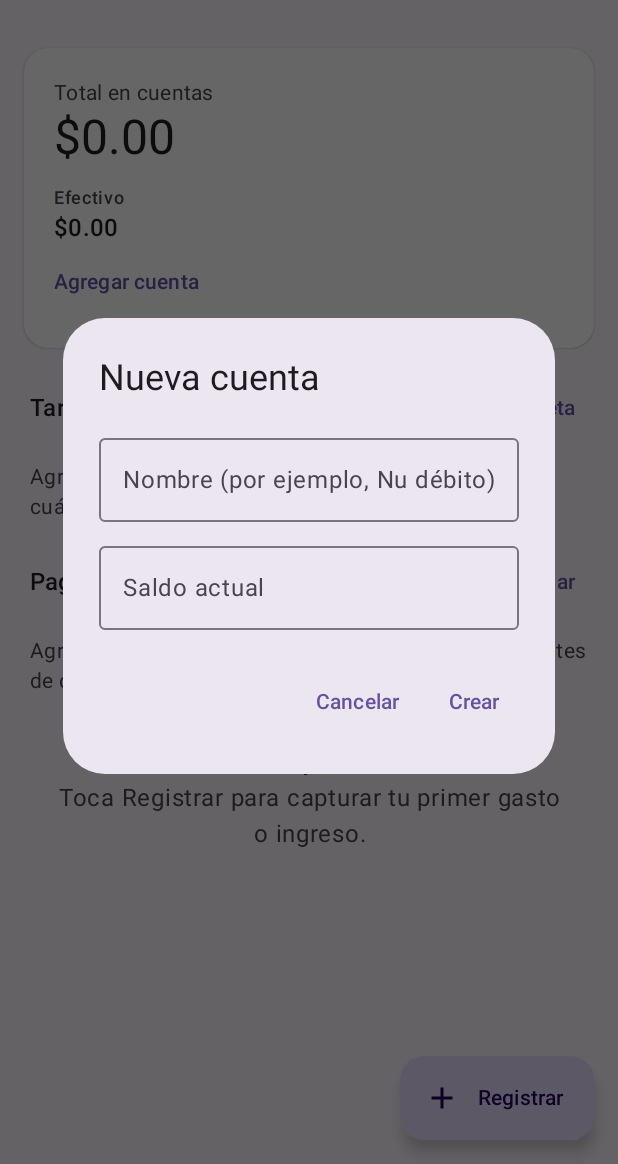
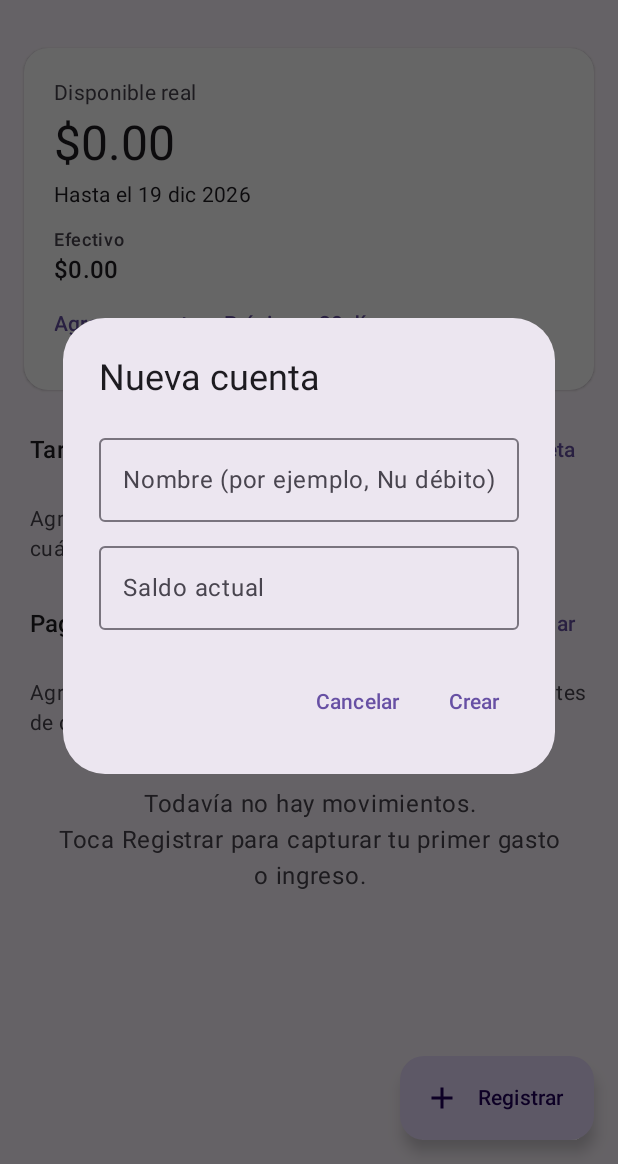
Before and after one commit to Joako601/Finanzas, an Android app built with Jetpack Compose: the composable PantallaMovimientos shown on its own in the app's theme, after a tap on "Agregar cuenta", on a phone screen of 412 x 824 dp, the part 72-1236 px from its top. Run offline under Robolectric (Android 15) with nearby library versions, the phone set to English and light mode, and no system bars.

Commit message:
feat(app): disponible real en la tarjeta de saldos y hoja de próximos 30 días
- La tarjeta de saldos muestra el disponible real, hasta cuándo (tu
  próximo ingreso o 30 días), cuánto hay en cuentas y cuánto está por
  pagar, y avisa el primer día en que no alcanzaría.
- "Próximos 30 días": hoja inferior con dos grupos (lo que cuenta para el
  disponible y lo que viene después), saldo proyectado tras cada evento y
  etiquetas de aproximado, estimado y vencido.
- Pago de tarjeta con signo menos en color neutro: saca dinero del débito,
  pero no es un gasto nuevo (diseno-finanzas, sección 4).
- LineaDeTiempoViewModel solo junta datos existentes; sin cambios en la
  base de datos.
- versionCode 6 (0.1.0-dev.6).

Sin revisar todavía en dispositivo.

```diff
--- a/app/build.gradle.kts
+++ b/app/build.gradle.kts
@@ -15,8 +15,8 @@ android {
         applicationId = "io.github.joako601.finanzas"
         minSdk = libs.versions.minSdk.get().toInt()
         targetSdk = libs.versions.targetSdk.get().toInt()
-        versionCode = 5
-        versionName = "0.1.0-dev.5"
+        versionCode = 6
+        versionName = "0.1.0-dev.6"
     }
 
     buildTypes {
--- a/app/src/main/kotlin/io/github/joako601/finanzas/ui/movimientos/PantallaMovimientos.kt
+++ b/app/src/main/kotlin/io/github/joako601/finanzas/ui/movimientos/PantallaMovimientos.kt
@@ -30,6 +30,7 @@ import androidx.compose.runtime.Composable
 import androidx.compose.runtime.getValue
 import androidx.compose.runtime.mutableStateOf
 import androidx.compose.runtime.remember
+import androidx.compose.runtime.saveable.rememberSaveable
 import androidx.compose.runtime.setValue
 import androidx.compose.ui.Alignment
 import androidx.compose.ui.Modifier
@@ -41,6 +42,7 @@ import androidx.compose.ui.unit.dp
 import androidx.lifecycle.compose.collectAsStateWithLifecycle
 import androidx.lifecycle.viewmodel.compose.viewModel
 import io.github.joako601.finanzas.R
+import io.github.joako601.finanzas.core.domain.disponible.LineaDeTiempo
 import io.github.joako601.finanzas.core.domain.libro.ClaseMovimiento
 import io.github.joako601.finanzas.core.domain.libro.ClaseRegistro
 import io.github.joako601.finanzas.core.domain.libro.MovimientoResumido
@@ -48,6 +50,9 @@ import io.github.joako601.finanzas.core.domain.libro.TipoCuenta
 import io.github.joako601.finanzas.ui.componentes.IconoEnCirculo
 import io.github.joako601.finanzas.ui.componentes.TarjetaFinanzas
 import io.github.joako601.finanzas.ui.componentes.iconoDe
+import io.github.joako601.finanzas.ui.disponible.HojaLineaDeTiempo
+import io.github.joako601.finanzas.ui.disponible.LineaDeTiempoViewModel
+import io.github.joako601.finanzas.ui.disponible.ResumenDisponible
 import io.github.joako601.finanzas.ui.formatoCorto
 import io.github.joako601.finanzas.ui.formatoEncabezado
 import io.github.joako601.finanzas.ui.hoy
@@ -93,6 +98,7 @@ fun PantallaMovimientos(
     viewModel: MovimientosViewModel = viewModel(factory = MovimientosViewModel.Fabrica),
     tarjetasViewModel: TarjetasViewModel = viewModel(factory = TarjetasViewModel.Fabrica),
     recurrentesViewModel: RecurrentesViewModel = viewModel(factory = RecurrentesViewModel.Fabrica),
+    lineaDeTiempoViewModel: LineaDeTiempoViewModel = viewModel(factory = LineaDeTiempoViewModel.Fabrica),
 ) {
     val estado by viewModel.estado.collectAsStateWithLifecycle()
     val captura by viewModel.captura.collectAsStateWithLifecycle()
@@ -104,6 +110,8 @@ fun PantallaMovimientos(
     val estadoRecurrentes by recurrentesViewModel.estado.collectAsStateWithLifecycle()
     val nuevoRecurrente by recurrentesViewModel.nuevo.collectAsStateWithLifecycle()
     val registroRecurrente by recurrentesViewModel.registro.collectAsStateWithLifecycle()
+    val estadoLinea by lineaDeTiempoViewModel.estado.collectAsStateWithLifecycle()
+    var verLineaDeTiempo by rememberSaveable { mutableStateOf(false) }
     var porEliminar by remember { mutableStateOf<MovimientoResumido?>(null) }
 
     ContenidoMovimientos(
@@ -111,6 +119,8 @@ fun PantallaMovimientos(
         estadoTarjetas = estadoTarjetas,
         onRegistrar = viewModel::abrirCaptura,
         onAgregarCuenta = viewModel::abrirNuevaCuenta,
+        lineaDeTiempo = estadoLinea.linea,
+        onVerLineaDeTiempo = { verLineaDeTiempo = true },
         accionesTarjetas = AccionesTarjetas(
             agregar = tarjetasViewModel::abrirNuevaTarjeta,
             pagar = tarjetasViewModel::abrirPago,
@@ -123,6 +133,10 @@ fun PantallaMovimientos(
         ),
         onTocarMovimiento = { porEliminar = it },
     )
+
+    if (verLineaDeTiempo) {
+        HojaLineaDeTiempo(estado = estadoLinea, onCerrar = { verLineaDeTiempo = false })
+    }
 
     nuevoRecurrente?.let { actual ->
         DialogoNuevoRecurrente(
@@ -243,6 +257,8 @@ fun ContenidoMovimientos(
     estadoTarjetas: EstadoTarjetas,
     onRegistrar: () -> Unit,
     onAgregarCuenta: () -> Unit,
+    lineaDeTiempo: LineaDeTiempo?,
+    onVerLineaDeTiempo: () -> Unit,
     accionesTarjetas: AccionesTarjetas,
     estadoRecurrentes: EstadoRecurrentes,
     accionesRecurrentes: AccionesRecurrentes,
@@ -277,7 +293,7 @@ fun ContenidoMovimientos(
             ),
         ) {
             item(key = "saldos") {
-                TarjetaSaldos(estado, onAgregarCuenta)
+                TarjetaSaldos(estado, lineaDeTiempo, onAgregarCuenta, onVerLineaDeTiempo)
             }
 
             if (estadoTarjetas.tarjetas.isNotEmpty()) {
@@ -342,16 +358,29 @@ fun ContenidoMovimientos(
     }
 }
 
+/**
+ * Saldos: el disponible real arriba (o el total en cuentas mientras se calcula), las
+ * cuentas debajo, y las acciones de agregar cuenta y ver los próximos 30 días.
+ */
 @Composable
-private fun TarjetaSaldos(estado: EstadoMovimientos, onAgregarCuenta: () -> Unit) {
+private fun TarjetaSaldos(
+    estado: EstadoMovimientos,
+    linea: LineaDeTiempo?,
+    onAgregarCuenta: () -> Unit,
+    onVerLineaDeTiempo: () -> Unit,
+) {
     TarjetaFinanzas(Modifier.fillMaxWidth().padding(16.dp)) {
         Column(Modifier.padding(20.dp)) {
+            if (linea != null) {
+                ResumenDisponible(linea)
+            } else {
                 Text(
                     stringResource(R.string.total_en_cuentas),
                     style = MaterialTheme.typography.bodyMedium,
                     color = MaterialTheme.colorScheme.onSurfaceVariant,
                 )
                 Text(estado.totalEnCuentas.formatear(), style = MaterialTheme.typography.headlineLarge)
+            }
             Spacer(Modifier.height(12.dp))
             FlowRow(horizontalArrangement = Arrangement.spacedBy(24.dp), verticalArrangement = Arrangement.spacedBy(8.dp)) {
                 estado.cuentasDeDinero.forEach { (cuenta, saldo) ->
@@ -361,8 +390,13 @@ private fun TarjetaSaldos(estado: EstadoMovimientos, onAgregarCuenta: () -> Unit
                     }
                 }
             }
+            FlowRow(horizontalArrangement = Arrangement.spacedBy(16.dp)) {
                 TextButton(onClick = onAgregarCuenta, contentPadding = PaddingValues(0.dp)) {
                     Text(stringResource(R.string.agregar_cuenta))
+                }
+                TextButton(onClick = onVerLineaDeTiempo, contentPadding = PaddingValues(0.dp), enabled = linea != null) {
+                    Text(stringResource(R.string.proximos_30_dias))
+                }
             }
         }
     }
--- a/app/src/main/res/values/strings.xml
+++ b/app/src/main/res/values/strings.xml
@@ -126,6 +126,26 @@
     <string name="omitir">Omitir esta vez</string>
     <string name="ayuda_omitir">Omitir pasa a la siguiente fecha sin registrar nada.</string>
 
+    <!-- Disponible real y próximos 30 días -->
+    <string name="disponible_real">Disponible real</string>
+    <string name="disponible_hasta_ingreso">Hasta tu %1$s del %2$s</string>
+    <string name="disponible_hasta_fecha">Hasta el %1$s</string>
+    <string name="en_cuentas_por_pagar">En cuentas %1$s · Por pagar %2$s</string>
+    <string name="faltante">El %1$s te faltarían %2$s si no entra más dinero.</string>
+    <string name="proximos_30_dias">Próximos 30 días</string>
+    <string name="explicacion_disponible_ingreso">Lo que tienes en efectivo y débito (%1$s) menos lo que pagas antes de tu %2$s del %3$s (%4$s). Los montos aproximados y estimados pueden cambiar.</string>
+    <string name="explicacion_disponible_fecha">Lo que tienes en efectivo y débito (%1$s) menos lo que pagas hasta el %2$s (%3$s). Agrega tu quincena en Pagos y cobros fijos para calcularlo hasta tu próximo ingreso.</string>
+    <string name="grupo_antes_de_ingreso">Antes de tu %1$s</string>
+    <string name="grupo_hasta_fecha">Hasta el %1$s</string>
+    <string name="grupo_despues">Después</string>
+    <string name="evento_pago_tarjeta">Pagar %1$s</string>
+    <string name="evento_corte">Corte de %1$s</string>
+    <string name="etiqueta_aproximado">aproximado</string>
+    <string name="etiqueta_estimado">estimado con tu deuda</string>
+    <string name="etiqueta_vencido">vencido</string>
+    <string name="queda_saldo">quedan %1$s</string>
+    <string name="sin_eventos">No hay pagos ni ingresos en los próximos 30 días. Agrega tus pagos fijos y tu quincena para verlos aquí.</string>
+
     <string name="canal_recordatorios">Recordatorios de pago</string>
     <string name="canal_recordatorios_descripcion">Avisos antes del corte, antes de la fecha límite, para capturar tu estado de cuenta y antes de tus pagos fijos.</string>
     <string name="aviso_publico">Tienes un recordatorio de pago</string>
```
Also changed, not shown: app/src/main/kotlin/io/github/joako601/finanzas/ui/disponible/HojaLineaDeTiempo.kt (added, +214 -0 lines), app/src/main/kotlin/io/github/joako601/finanzas/ui/disponible/LineaDeTiempoViewModel.kt (added, +76 -0 lines). Lines whose indentation alone changed are shown as unchanged.
